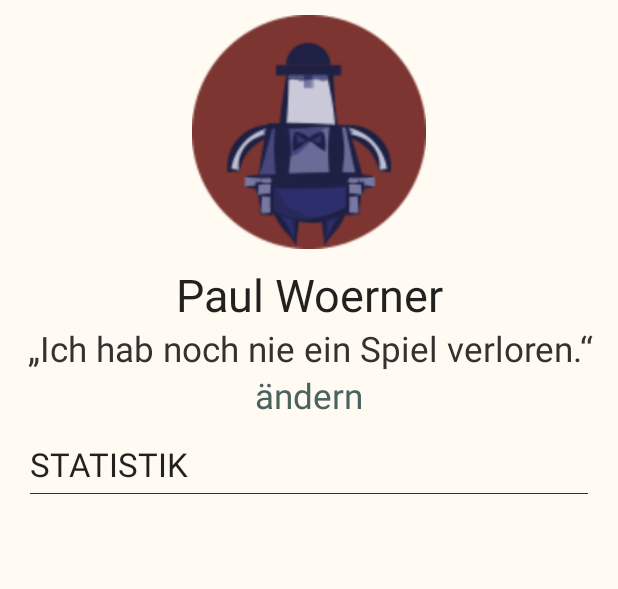
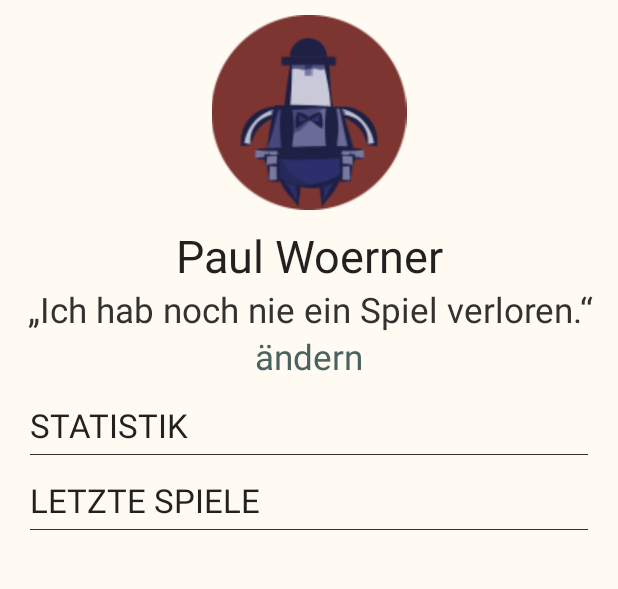
Before and after one commit to yannickschuchmann/peng-android, an Android app: the ProfileActivity screen opened directly, with no data from a screen before it, on a phone screen of 412 x 824 dp, the part 168-757 px from its top. Run offline under Robolectric (Android 15) with nearby library versions, the light colour scheme and no system bars.

Commit message:
created profile activity

```diff
--- a/app/src/main/res/layout/activity_profile.xml
+++ b/app/src/main/res/layout/activity_profile.xml
@@ -34,7 +34,7 @@
                     android:layout_centerHorizontal="true">
                 <ImageView
                         android:layout_width="fill_parent"
-                        android:layout_height="176dp"
+                        android:layout_height="150dp"
                         android:id="@+id/imageView" android:layout_below="@+id/activity_movies_toolbar"
                         android:layout_centerHorizontal="true" android:src="@drawable/dummy_profile"
                         android:paddingTop="10dp" android:paddingBottom="10dp"/>
@@ -67,6 +67,12 @@
                     android:id="@+id/headline1"
                     custom:headlineText="Statistik"
                     />
+            <com.yannickschuchmann.peng.app.SectionHeadline
+                    android:layout_width="match_parent"
+                    android:layout_height="wrap_content"
+                    android:id="@+id/headline2"
+                    custom:headlineText="Letzte Spiele"
+                    />
         </LinearLayout>
     </ScrollView>
 
```
